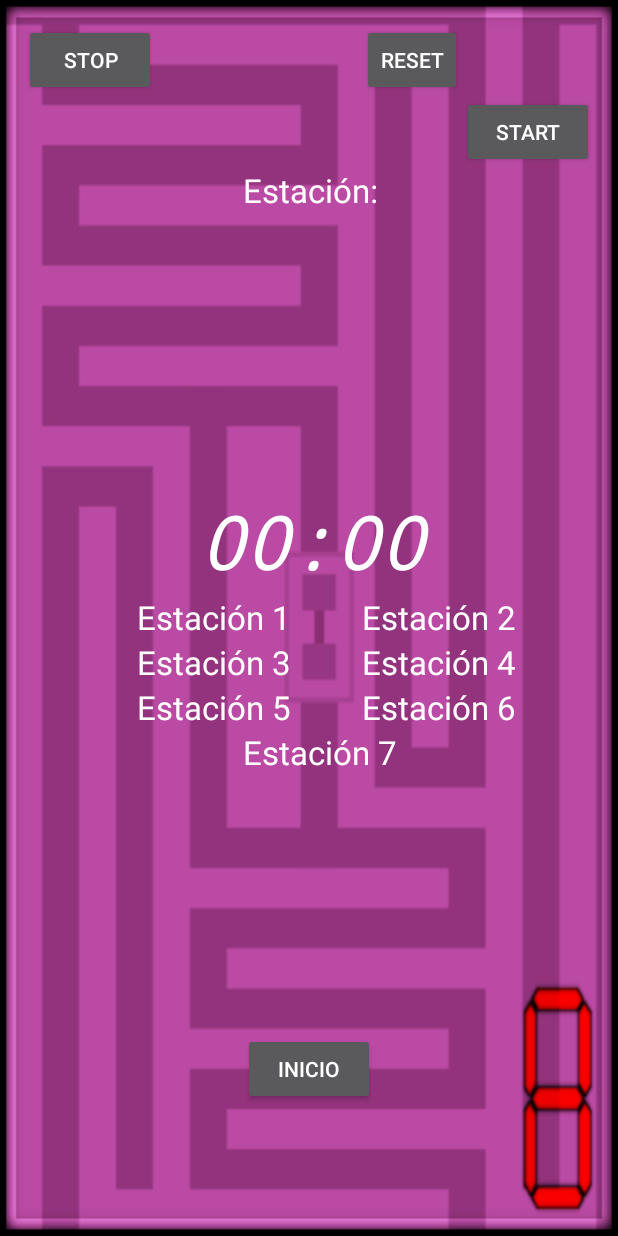
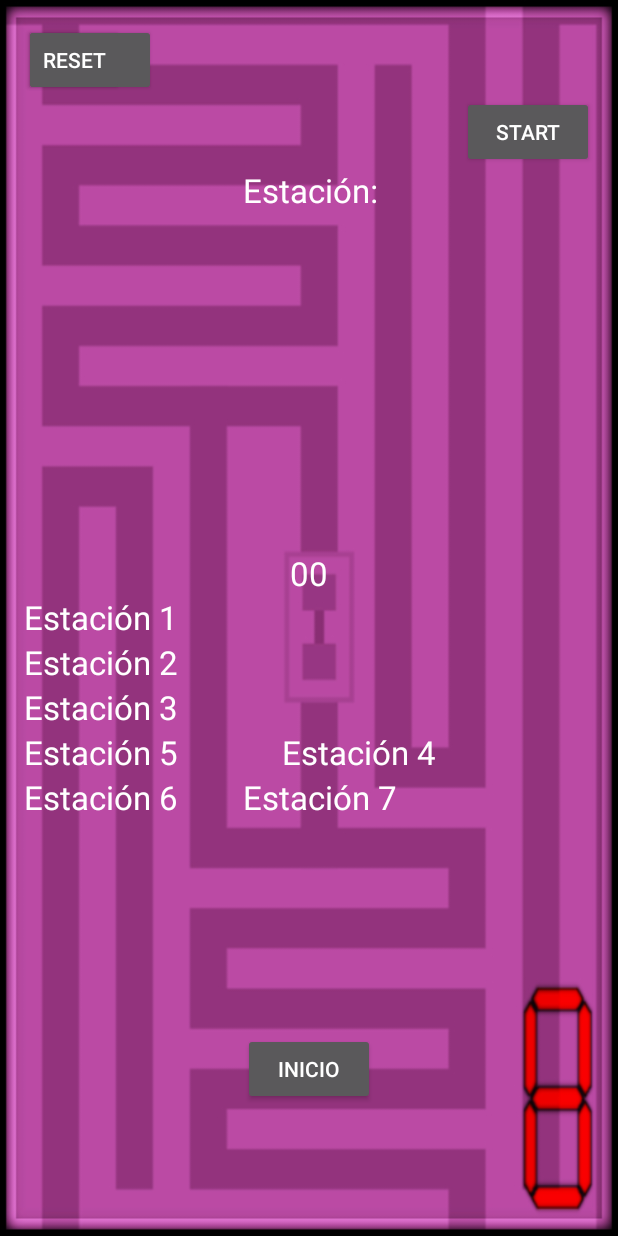
Before and after one commit to cebenavides/Pick2Light, an Android app: the layout activity_crono2.xml on its own in the app's theme, with its tools: preview values and no code run, on a phone screen of 412 x 824 dp. Run offline under Robolectric (Android 15) with nearby library versions, the phone set to English and light mode, and no system bars.

Commit message:
Crono y tiempo que no funcionan

```diff
--- a/app/src/main/res/layout/activity_crono2.xml
+++ b/app/src/main/res/layout/activity_crono2.xml
@@ -9,18 +9,6 @@
     android:paddingTop="@dimen/activity_vertical_margin"
     tools:context="com.picking.pick2light.Crono"
     android:background="@drawable/background">
-
-
-    <Chronometer
-        android:layout_width="200dp"
-        android:layout_height="70dp"
-        android:id="@+id/chronometer"
-        android:textSize="50dp"
-        android:textStyle="italic"
-        android:typeface="monospace"
-        android:textAlignment="center"
-        android:layout_above="@+id/est1"
-        android:layout_toStartOf="@+id/start" />
 
     <Button
         android:layout_width="wrap_content"
@@ -66,10 +54,8 @@
         android:text="Estación 1"
         android:id="@+id/est1"
         android:layout_centerVertical="true"
-        android:layout_toLeftOf="@+id/reset"
-        android:layout_toStartOf="@+id/reset"
-        android:layout_marginRight="30dp"
-        android:layout_marginEnd="30dp" />
+        android:layout_alignParentLeft="true"
+        android:layout_alignParentStart="true" />
 
     <TextView
         android:layout_width="120dp"
@@ -77,10 +63,8 @@
         android:textAppearance="?android:attr/textAppearanceLarge"
         android:text="Estación 2"
         android:id="@+id/est2"
-        android:layout_centerVertical="true"
-        android:layout_alignLeft="@+id/reset"
-        android:layout_alignStart="@+id/reset"
-        android:layout_marginRight="10dp" />
+        android:layout_below="@+id/est1"
+        android:layout_alignParentLeft="true" />
 
     <TextView
         android:layout_width="120dp"
@@ -88,9 +72,8 @@
         android:textAppearance="?android:attr/textAppearanceLarge"
         android:text="Estación 3"
         android:id="@+id/est3"
-        android:layout_below="@+id/est1"
-        android:layout_alignRight="@+id/est1"
-        android:layout_alignEnd="@+id/est1" />
+        android:layout_below="@+id/est2"
+        android:layout_alignParentLeft="true" />
 
     <TextView
         android:layout_width="120dp"
@@ -107,9 +90,10 @@
         android:textAppearance="?android:attr/textAppearanceLarge"
         android:text="Estación 4"
         android:id="@+id/est4"
-        android:layout_below="@+id/est2"
-        android:layout_alignRight="@+id/est2"
-        android:layout_alignEnd="@+id/est2" />
+        android:layout_alignBaseline="@+id/est5"
+        android:layout_alignBottom="@+id/est5"
+        android:layout_toLeftOf="@+id/start"
+        android:layout_toStartOf="@+id/start" />
 
     <TextView
         android:layout_width="120dp"
@@ -140,4 +124,13 @@
         android:layout_alignLeft="@+id/est7"
         android:layout_alignStart="@+id/est7" />
 
+    <TextView
+        android:layout_width="wrap_content"
+        android:layout_height="wrap_content"
+        android:textAppearance="?android:attr/textAppearanceLarge"
+        android:text="00"
+        android:id="@+id/textito"
+        android:layout_above="@+id/est1"
+        android:layout_centerHorizontal="true" />
+
 </RelativeLayout>
```
Also changed, not shown: app/src/main/java/com/picking/pick2light/Crono.java (+63 -40 lines), app/src/main/java/com/picking/pick2light/Tiempo.java (added, +37 -0 lines).
